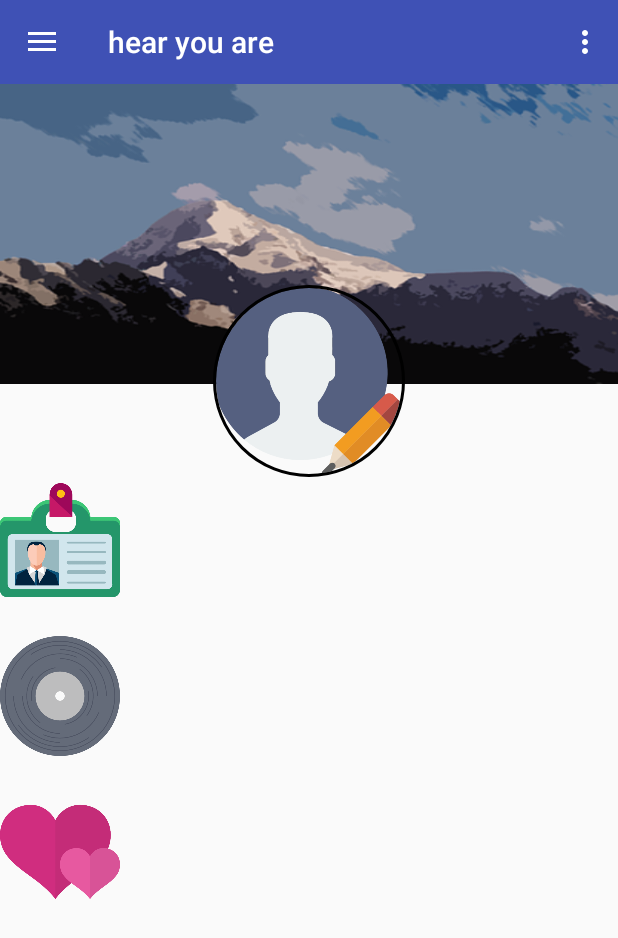
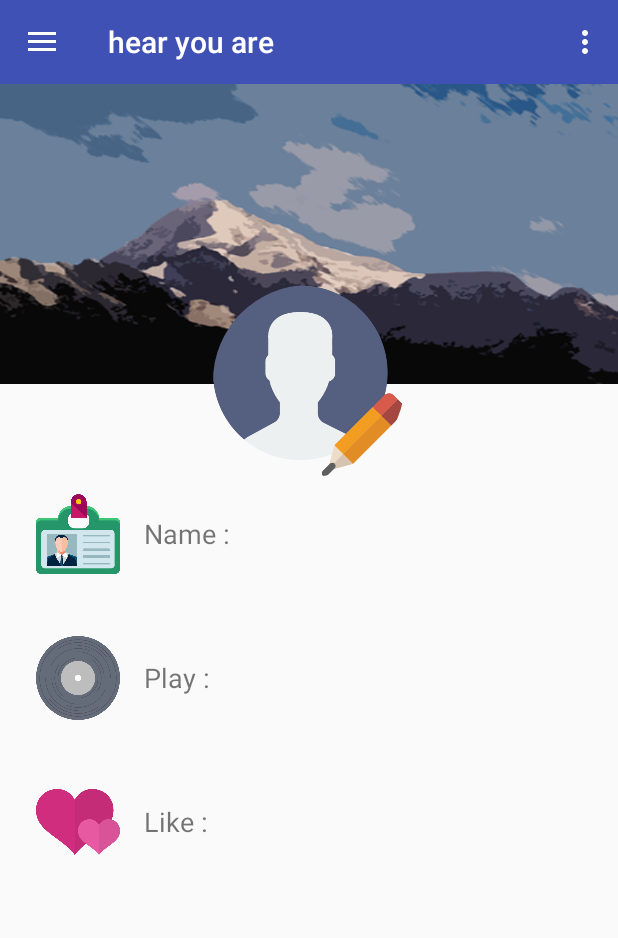
Before and after one commit to rlawlstjd0077/hear-you-are, an Android app: the fragment ProfileFragment placed in its activity, on a phone screen of 412 x 824 dp. Shown: the top 938 px of the screen. Run offline under Robolectric (Android 15) with nearby library versions, the phone set to English and light mode, and no system bars; our stand-ins replace CircleImageView.

Commit message:
Modify profile Layout

```diff
--- a/hearyouare/app/src/main/java/com/example/dsm_025/hearyouare/ProfileFragment.java
+++ b/hearyouare/app/src/main/java/com/example/dsm_025/hearyouare/ProfileFragment.java
@@ -1,12 +1,15 @@
 package com.example.dsm_025.hearyouare;
 
 
+import android.media.Image;
 import android.os.Bundle;
 import android.support.annotation.Nullable;
 import android.support.v4.app.Fragment;
 import android.view.LayoutInflater;
 import android.view.View;
 import android.view.ViewGroup;
+import android.widget.ImageView;
+import android.widget.Toast;
 
 /**
  * Created by 10102김동규 on 2016-11-26.
@@ -25,6 +28,14 @@ public class ProfileFragment extends Fragment {
     @Override
     public View onCreateView(LayoutInflater inflater, ViewGroup container, Bundle savedInstanceState) {
         View v = inflater.inflate(R.layout.fargment_profile, container, false);
+        ImageView iv;
+        iv = (ImageView)v.findViewById(R.id.profile_image);
+        iv.setOnClickListener(new View.OnClickListener() {
+            @Override
+            public void onClick(View view) {
+                Toast.makeText(getContext(),"프로필 사진을 변경하십시오.",Toast.LENGTH_LONG).show();
+            }
+        });
 
         return v;
     }
--- a/hearyouare/app/src/main/res/layout/fargment_profile.xml
+++ b/hearyouare/app/src/main/res/layout/fargment_profile.xml
@@ -22,32 +22,104 @@
             android:layout_width="match_parent"
             android:layout_height="match_parent"
             android:orientation="vertical">
+
             <LinearLayout
                 android:layout_width="match_parent"
                 android:layout_height="match_parent"
                 android:orientation="vertical"
-                android:layout_marginTop="64dp">
+                android:layout_marginTop="72dp">
+
+                <LinearLayout
+                    android:layout_width="match_parent"
+                    android:layout_height="wrap_content"
+                    android:layout_marginLeft="24dp"
+                    >
+                    <LinearLayout
+                        android:layout_width="wrap_content"
+                        android:layout_height="match_parent">
+
                         <ImageView
                            android:id="@+id/nickname"
-                    android:layout_width="80dp"
-                    android:layout_height="80dp"
+                           android:layout_width="56dp"
+                           android:layout_height="56dp"
                            android:background="@drawable/nickname"
                          />
+                    </LinearLayout>
+                    <RelativeLayout
+                        android:layout_width="match_parent"
+                        android:layout_height="match_parent">
+                    <TextView
+                        android:layout_width="wrap_content"
+                        android:layout_height="wrap_content"
+                        android:id="@+id/text1"
+                        android:text="Name : "
+                        android:textSize="18sp"
+                        android:layout_centerVertical="true"
+                        android:layout_marginLeft="6dp"
+                        android:layout_marginStart="16dp"
+                        />
+                    </RelativeLayout>
+                </LinearLayout>
+
+                <LinearLayout
+                    android:layout_width="match_parent"
+                    android:layout_height="wrap_content"
+                    android:layout_marginLeft="24dp"
+                    android:layout_marginTop="40dp">
+                    <LinearLayout
+                        android:layout_width="wrap_content"
+                        android:layout_height="match_parent">
                      <ImageView
                      android:id="@+id/Play"
-                    android:layout_width="80dp"
-                    android:layout_height="80dp"
+                        android:layout_width="56dp"
+                        android:layout_height="56dp"
                         android:background="@drawable/play"
-                    android:layout_marginTop="24dp"
                      />
+                    </LinearLayout>
+                    <RelativeLayout
+                        android:layout_width="match_parent"
+                        android:layout_height="match_parent">
+                    <TextView
+                        android:layout_width="wrap_content"
+                        android:layout_height="wrap_content"
+                        android:id="@+id/text2"
+                        android:text="Play : "
+                        android:textSize="18sp"
+                        android:layout_centerVertical="true"
+                        android:layout_marginStart="16dp"
+                        />
+                    </RelativeLayout>
+                </LinearLayout>
 
+                <LinearLayout
+                    android:layout_width="match_parent"
+                    android:layout_height="wrap_content"
+                    android:layout_marginLeft="24dp"
+                    android:layout_marginTop="40dp">
+                    <LinearLayout
+                        android:layout_width="wrap_content"
+                        android:layout_height="match_parent">
                     <ImageView
-                    android:layout_marginTop="24dp"
                       android:id="@+id/Like"
-                    android:layout_width="80dp"
-                    android:layout_height="80dp"
-                    android:background="@drawable/like"
+                      android:layout_width="56dp"
+                      android:layout_height="56dp"
+                      android:background="@drawable/like" />
+                    </LinearLayout>
+                    <RelativeLayout
+                        android:layout_width="match_parent"
+                        android:layout_height="match_parent">
+                    <TextView
+                        android:layout_centerVertical="true"
+                        android:layout_width="wrap_content"
+                        android:layout_height="wrap_content"
+                        android:id="@+id/text3"
+                        android:text="Like : "
+                        android:textSize="18sp"
+                        android:layout_marginStart="16dp"
+
                         />
+                    </RelativeLayout>
+                </LinearLayout>
             </LinearLayout>
         </LinearLayout>
     </LinearLayout>
@@ -57,9 +129,9 @@
         android:id="@+id/profile_image"
         android:layout_width="128dp"
         android:layout_height="128dp"
-        android:src="@drawable/user"
-        app:civ_border_width="2dp"
         android:layout_centerHorizontal="true"
         android:layout_marginTop="134dp"
+        android:src="@drawable/user"
+        app:civ_border_width="0dp"
         app:civ_border_color="#FF000000"/>
 </RelativeLayout>
```
Lines whose indentation alone changed are shown as unchanged.
